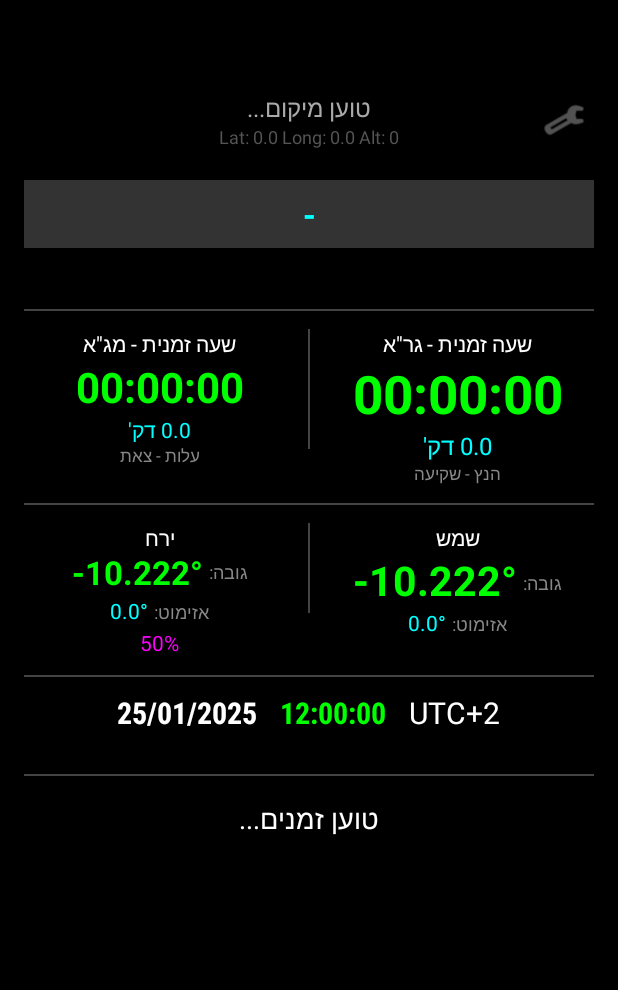
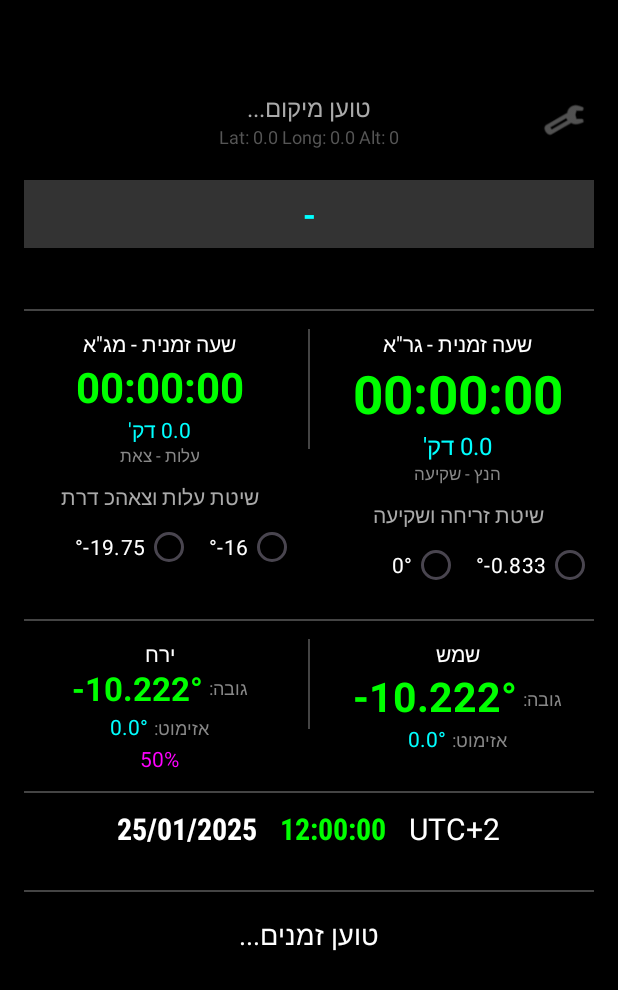
Before and after one commit to sgbmzm/halacha_clock_android, an Android app: the screen it shows after launch (MainActivity), on a phone screen of 412 x 824 dp. Shown: the top 990 px of the screen. Run offline under Robolectric (Android 15) with nearby library versions, the phone set to English and light mode, and no system bars; libraries missing offline, so code that uses them is left out: com.chaquo.python; 12 statements that could not run were skipped.

Commit message:
Add sunrise and sunset options in layout

```diff
--- a/app/src/main/res/layout/activity_main.xml
+++ b/app/src/main/res/layout/activity_main.xml
@@ -126,7 +126,38 @@
                     android:textStyle="bold" />
                 <TextView android:id="@+id/tvGraMin" android:layout_width="wrap_content" android:layout_height="wrap_content" android:text="0.0 דק'" android:textColor="#00FFFF" android:textSize="16sp"/>
                 <TextView android:id="@+id/tvGraDef" android:layout_width="wrap_content" android:layout_height="wrap_content" android:text="הנץ - שקיעה" android:textColor="#888" android:textSize="11sp"/>
+
+                <TextView
+                    android:layout_width="wrap_content"
+                    android:layout_height="wrap_content"
+                    android:text="שיטת זריחה ושקיעה"
+                    android:textColor="#AAAAAA"
+                    android:layout_marginTop="10dp"/>
+
+                <RadioGroup
+                    android:id="@+id/rgSunrise"
+                    android:layout_width="match_parent"
+                    android:layout_height="wrap_content"
+                    android:orientation="horizontal">
+
+                    <RadioButton
+                        android:id="@+id/rbSunVisible"
+                        android:layout_width="wrap_content"
+                        android:layout_height="wrap_content"
+                        android:text="0.833-°"
+                        android:textColor="#FFFFFF"
+                        android:layout_marginEnd="10dp"/>
+
+                    <RadioButton
+                        android:id="@+id/rbSunZero"
+                        android:layout_width="wrap_content"
+                        android:layout_height="wrap_content"
+                        android:text="0°"
+                        android:textColor="#FFFFFF"/>
+                </RadioGroup>
+
             </LinearLayout>
+
 
             <View android:layout_width="1dp" android:layout_height="80dp" android:background="#444" android:layout_marginHorizontal="8dp"/>
 
@@ -153,6 +184,36 @@
                     android:textStyle="bold" />
                 <TextView android:id="@+id/tvMgaMin" android:layout_width="wrap_content" android:layout_height="wrap_content" android:text="0.0 דק'" android:textColor="#00FFFF" android:textSize="14sp"/>
                 <TextView android:id="@+id/tvMgaDef" android:layout_width="wrap_content" android:layout_height="wrap_content" android:text="עלות - צאת" android:textColor="#888" android:textSize="11sp"/>
+
+                <TextView
+                    android:layout_width="wrap_content"
+                    android:layout_height="wrap_content"
+                    android:text="שיטת עלות וצאהכ דרת"
+                    android:textColor="#AAAAAA"
+                    android:layout_marginTop="10dp"/>
+
+                <RadioGroup
+                    android:id="@+id/rgMga"
+                    android:layout_width="match_parent"
+                    android:layout_height="wrap_content"
+                    android:orientation="horizontal">
+
+                    <RadioButton
+                        android:id="@+id/rbMga16"
+                        android:layout_width="wrap_content"
+                        android:layout_height="wrap_content"
+                        android:text="16-°"
+                        android:textColor="#FFFFFF"
+                        android:layout_marginEnd="10dp"/>
+
+                    <RadioButton
+                        android:id="@+id/rbMga19"
+                        android:layout_width="wrap_content"
+                        android:layout_height="wrap_content"
+                        android:text="19.75-°"
+                        android:textColor="#FFFFFF"/>
+                </RadioGroup>
+
             </LinearLayout>
         </LinearLayout>
 
```
